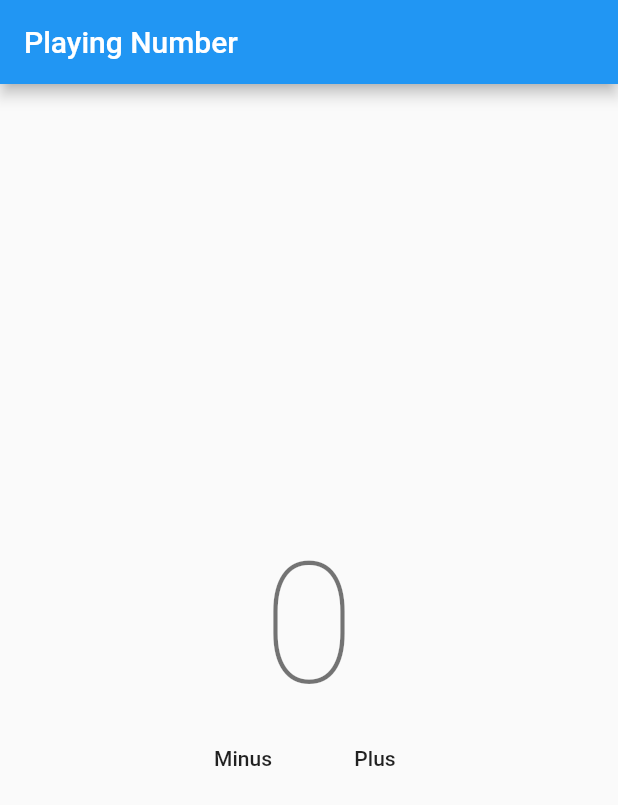
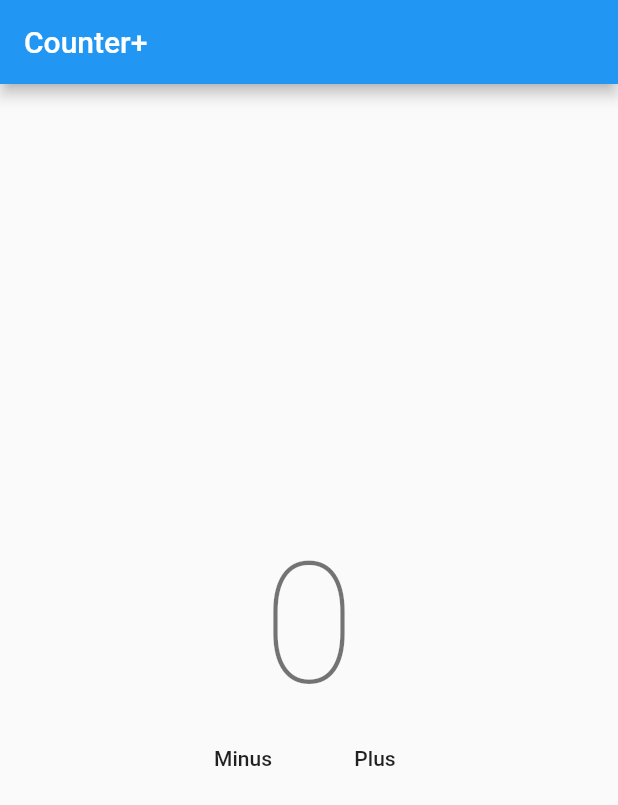
Before and after one commit to faridlab/flutter-counter, a Flutter app: the screen it shows after launch, on a phone screen of 412 x 824 dp. Shown: the top 805 px of the screen. Run offline on Flutter 3.47's test engine with Material 2 defaults, Android fonts, the phone set to English and light mode, and no system bars; our stand-ins replace flutter_mobx, mobx; generated files the repository leaves out were written again.

```diff
--- a/lib/main.dart
+++ b/lib/main.dart
@@ -9,12 +9,12 @@ class MyApp extends StatelessWidget {
   @override
   Widget build(BuildContext context) {
     return MaterialApp(
-      title: 'Playing Number',
+      title: 'Counter+',
       theme: ThemeData(
         primarySwatch: Colors.blue,
         visualDensity: VisualDensity.adaptivePlatformDensity,
       ),
-      home: CounterApp(title: 'Playing Number'),
+      home: CounterApp(title: 'Counter+'),
     );
   }
 }
--- a/pubspec.yaml
+++ b/pubspec.yaml
@@ -35,6 +35,7 @@ dev_dependencies:
     sdk: flutter
   build_runner: ^1.10.6
   mobx_codegen: ^1.1.2
+  flutter_launcher_icons: "^0.8.0"
 
 # For information on the generic Dart part of this file, see the
 # following page: https://dart.dev/tools/pub/pubspec
@@ -77,3 +78,7 @@ flutter:
   #
   # For details regarding fonts from package dependencies,
   # see https://flutter.dev/custom-fonts/#from-packages
+flutter_icons:
+  android: "launcher_icon"
+  ios: true
+  image_path: "assets/icon/icon.png"
```
Also changed, not shown: assets/icon/icon.png (added), pubspec.lock, 27 other files.
